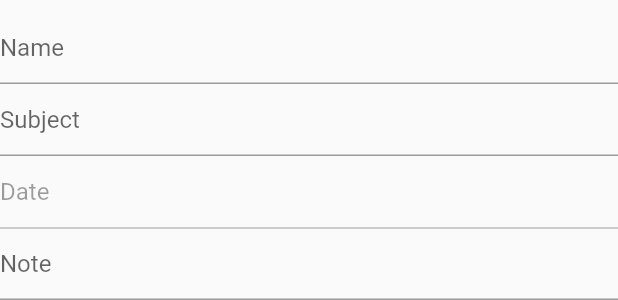
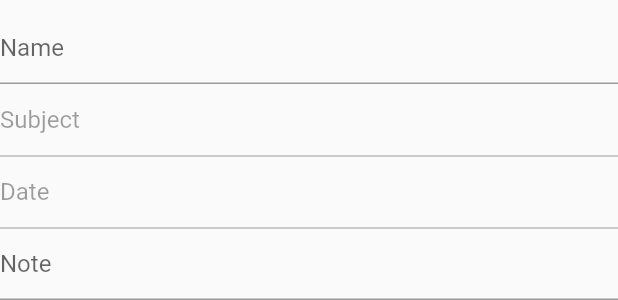
Before and after one commit to hate-crew-member-41/Podiynyk, a Flutter app: the AddEventButton widget shown alone on an empty page, opened directly, after a tap on the "add" icon, on a phone screen of 412 x 824 dp. Shown: the part 462-762 px from the top of the screen. Run offline on Flutter 3.47's test engine with Material 2 defaults, Android fonts, the phone set to English and light mode, and no system bars; our stand-ins replace cloud_firestore, firebase_core, hive_flutter; accounts and stored records are empty.

Commit message:
Make the new event's subject be chosen

```diff
--- a/app/lib/storage/cloud.dart
+++ b/app/lib/storage/cloud.dart
@@ -101,7 +101,6 @@ class Cloud {
 		)];
 	}
 
-	// todo: increments the subject's total_event_count
 	/// Adds a new event with the given arguments.
 	static Future<void> addEvent({
 		required String name,
--- a/app/lib/widgets/sections/agenda.dart
+++ b/app/lib/widgets/sections/agenda.dart
@@ -47,14 +47,14 @@ class AddEventButton extends StatefulWidget {
 
 class _AddEventButtonState extends State<AddEventButton> {
 	late bool _isVisible;
-	late List<String> _subjectNames;
+	late List<String> _subjects;
 
 	@override
 	void initState() {
 		_isVisible = false;
 		Cloud.subjectNames().then((subjectNames) => setState(() {
 			_isVisible = true;
-			_subjectNames = subjectNames;
+			_subjects = subjectNames;
 		}));
 
 		super.initState();
@@ -71,7 +71,7 @@ class _AddEventButtonState extends State<AddEventButton> {
 					child: const Icon(Icons.add),
 					onPressed: () {
 						Navigator.of(context).push(MaterialPageRoute(
-							builder: (context) => NewEventPage(_subjectNames)
+							builder: (context) => NewEventPage(_subjects)
 						));
 					}
 				)
@@ -85,28 +85,32 @@ class NewEventPage extends StatefulWidget {
 	late final bool _askSubject;
 	late final bool _subjectRequired;
 	late final String? _subject;
+	late final List<String>? _subjects;
 
 	final _nameField = TextEditingController();
 	final _subjectField = TextEditingController();
 	final _dateField = TextEditingController();
 	final _noteField = TextEditingController();
 
-	NewEventPage(List<String> subjectNames) {
+	NewEventPage(List<String> subjects) {
 		_askSubject = true;
 		_subjectRequired = false;
 		_subject = null;
+		_subjects = subjects;
 	}
 
 	NewEventPage.subjectEvent(String subject) {
 		_askSubject = false;
 		_subjectRequired = true;
 		_subject = subject;
+		_subjects = null;
 	}
 
 	NewEventPage.noSubjectEvent() {
 		_askSubject = false;
 		_subjectRequired = false;
 		_subject = null;
+		_subjects = null;
 	}
 
 	@override
@@ -136,9 +140,13 @@ class _NewEventPageState extends State<NewEventPage> {
 								controller: widget._nameField,
 								decoration: const InputDecoration(hintText: "Name")
 							),
-							if (widget._askSubject) TextField(  // todo: validate
-								controller: widget._subjectField,
-								decoration: const InputDecoration(hintText: "Subject")
+							if (widget._askSubject) GestureDetector(  // the onTap of a disabled TextField never happens
+								onTap: () => _askSubject(context),
+								child: TextField(  // todo: validate
+									controller: widget._subjectField,
+									enabled: false,
+									decoration: const InputDecoration(hintText: "Subject")
+								),
 							),
 							GestureDetector(  // the onTap of a disabled TextField never happens
 								onTap: () => _askDate(context),
@@ -157,6 +165,24 @@ class _NewEventPageState extends State<NewEventPage> {
 				)
 			)
 		);
+	}
+
+	void _askSubject(BuildContext context) {
+		Navigator.of(context).push(MaterialPageRoute(
+			builder: (context) => Scaffold(
+				body: Center(child: ListView(
+					shrinkWrap: true,
+					children: [for (final subject in widget._subjects!) ListTile(
+						title: Text(subject),
+						onTap: () {
+							_subject = subject;
+							widget._subjectField.text = subject;
+							Navigator.of(context).pop();
+						}
+					)]
+				))
+			)
+		));
 	}
 
 	void _askDate(BuildContext context) async {
--- a/app/lib/widgets/sections/subjects.dart
+++ b/app/lib/widgets/sections/subjects.dart
@@ -33,8 +33,6 @@ class SubjectsSection extends Section {
 class NewSubjectPage extends StatelessWidget {
 	final _nameField = TextEditingController();
 
-	NewSubjectPage();
-
 	@override
 	Widget build(BuildContext context) {
 		return GestureDetector(
```
